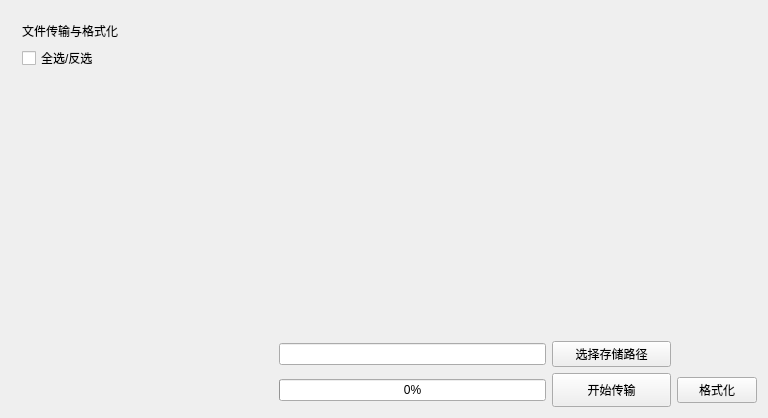
Before: the Qt Designer form ImageProcess/DirectTransfer.ui in eric1987/ImageProcess, drawn with Qt 5.
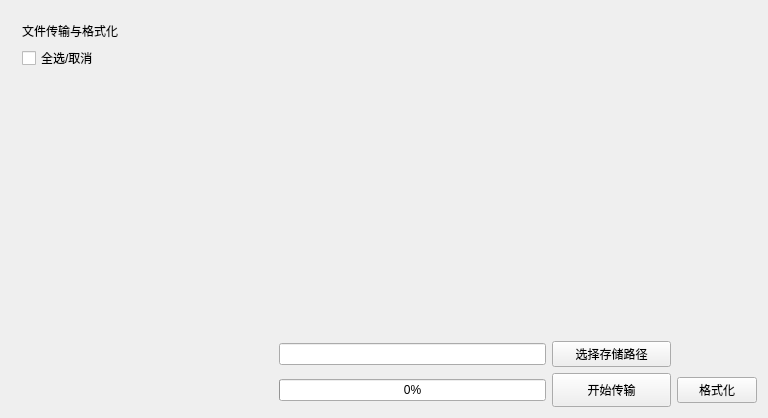
After: the same form once the commit is applied.

```diff
--- a/ImageProcess/DirectTransfer.ui
+++ b/ImageProcess/DirectTransfer.ui
@@ -27,7 +27,7 @@
       <item>
        <widget class="QCheckBox" name="selectAll">
         <property name="text">
-         <string>全选/反选</string>
+         <string>全选/取消</string>
         </property>
        </widget>
       </item>
```
